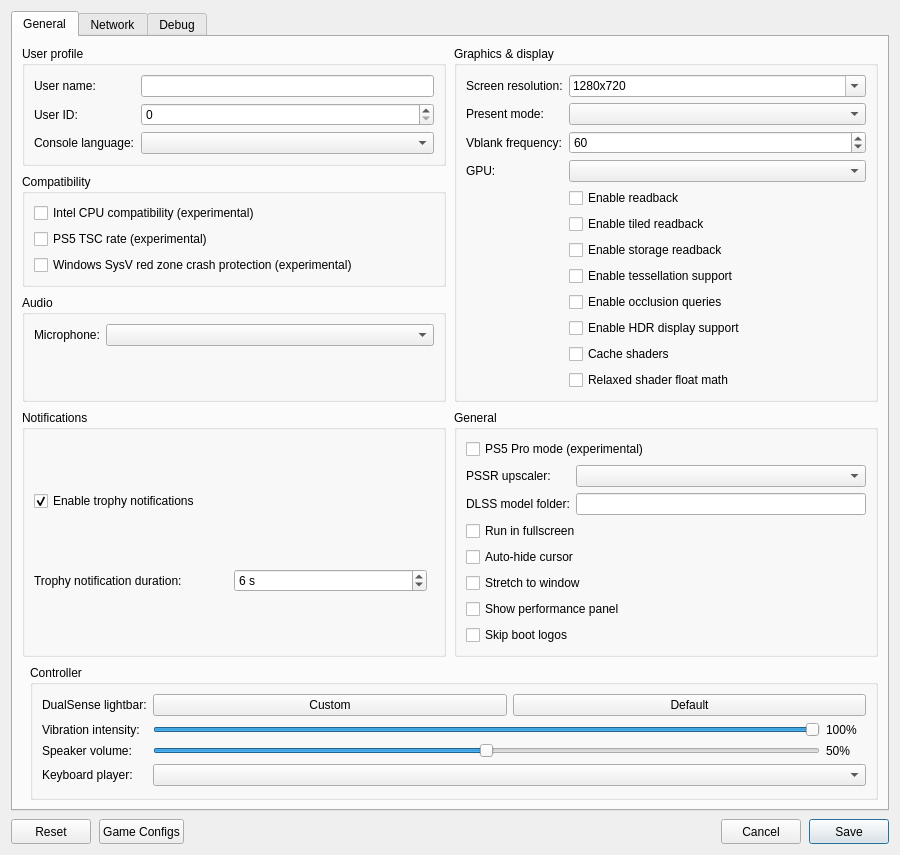
The window that src/launcher/forms/configuration_edit_dialog.ui (rezesferi/KytyPS5-GTA) describes before a commit, drawn with Qt 5.
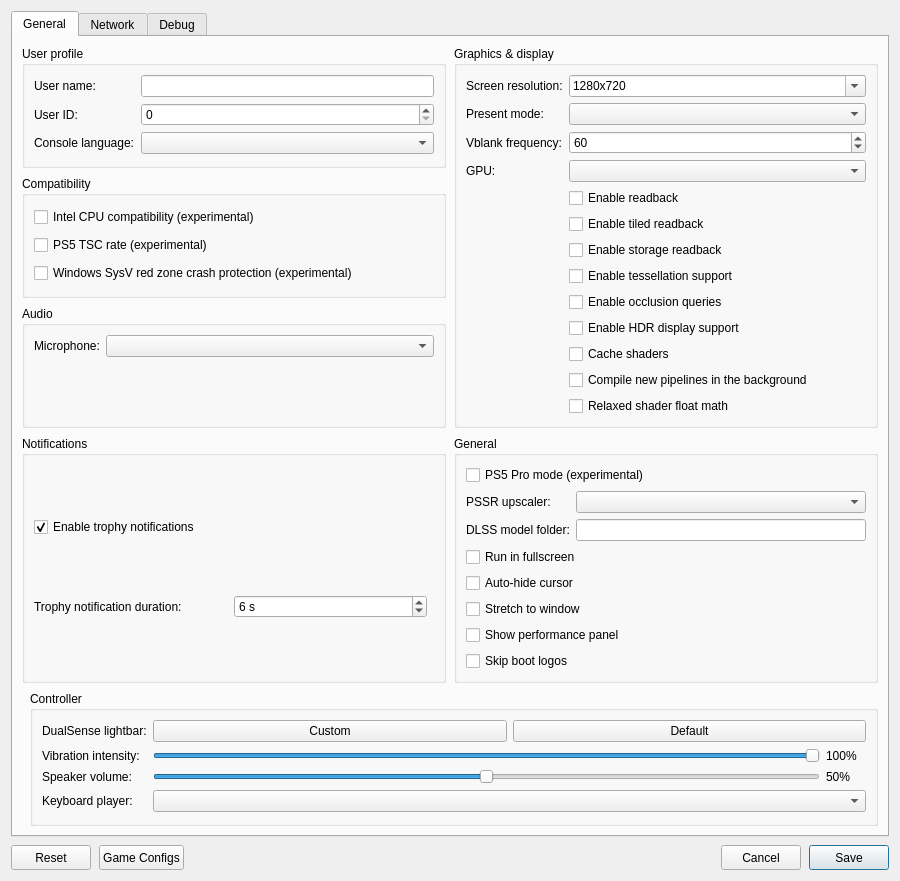
The same window after the commit. Custom widgets are drawn as their Qt base class.

Commit message: graphics: create new pipelines in the background and skip their draws

What changed in the file:
```diff
--- a/src/launcher/forms/configuration_edit_dialog.ui
+++ b/src/launcher/forms/configuration_edit_dialog.ui
@@ -204,6 +204,12 @@
              </widget>
             </item>
             <item row="12" column="1">
+             <widget class="QCheckBox" name="checkBox_async_pipelines">
+              <property name="toolTip"><string>Compile new pipelines in the background and skip the draws that need them meanwhile: an object may appear a moment late the first time it is seen, instead of the game stuttering.</string></property>
+              <property name="text"><string>Compile new pipelines in the background</string></property>
+             </widget>
+            </item>
+            <item row="13" column="1">
              <widget class="QCheckBox" name="checkBox_relaxed_shader_float">
               <property name="toolTip"><string>Use the host GPU's native float operations in shaders. Faster, but can be inaccurate.</string></property>
               <property name="text"><string>Relaxed shader float math</string></property>
```
The commit also changes 11 other files.
